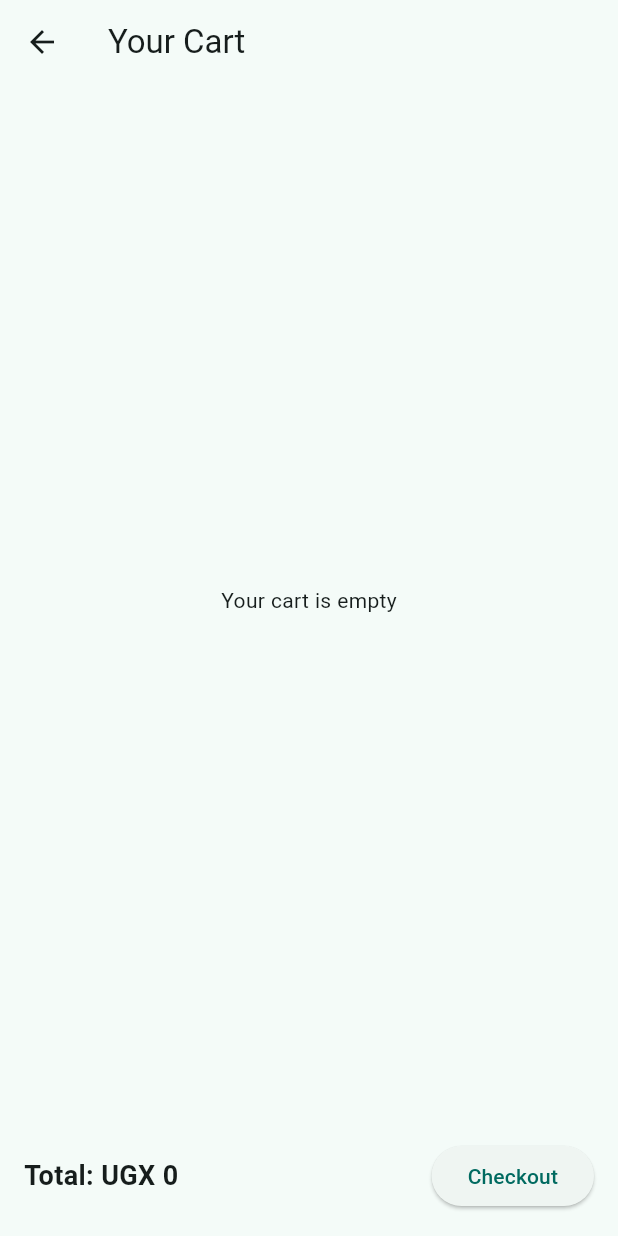
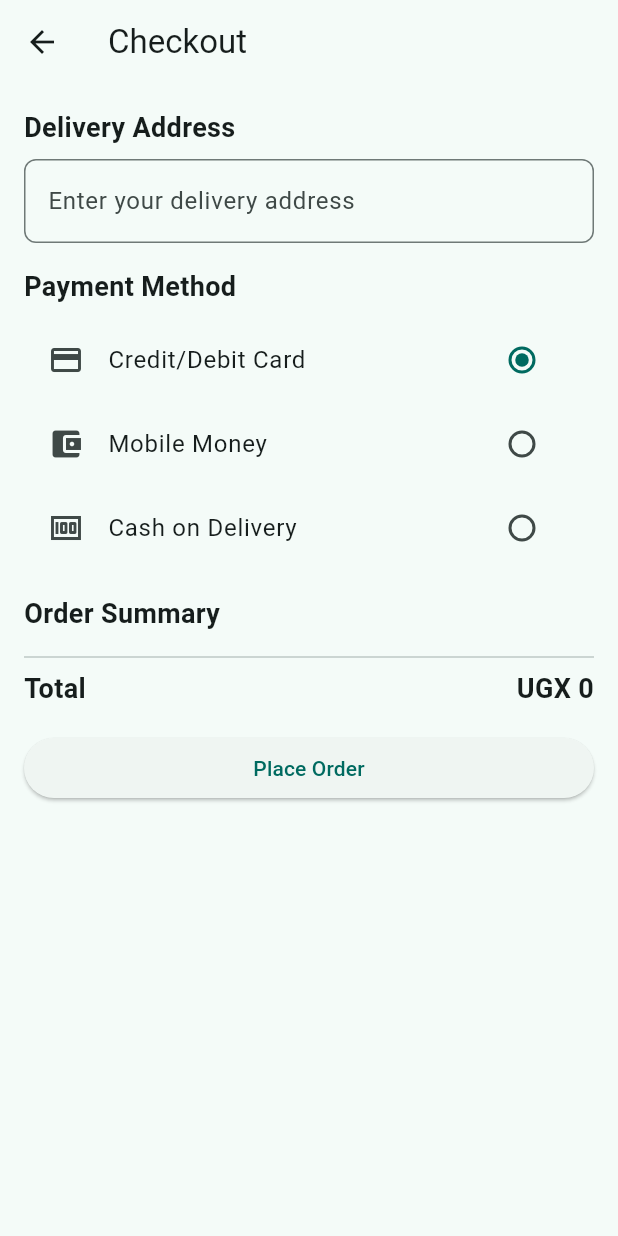
Before and after one commit to Elizybbethy/puree, a Flutter app: the ProductCartScreen screen opened directly, after a tap on "Checkout", on a phone screen of 412 x 824 dp. Run offline on Flutter 3.47's test engine with Material 3 defaults, Android fonts, the phone set to English and light mode, and no system bars; our stand-ins replace flutter_riverpod, shared_preferences; accounts and stored records are empty; network calls fail.

Commit message:
Products checkout page

```diff
--- a/lib/features/home/cart/product_cart_sreen.dart
+++ b/lib/features/home/cart/product_cart_sreen.dart
@@ -60,7 +60,11 @@ class ProductCartScreen extends ConsumerWidget {
                       style: const TextStyle(fontSize: 18, fontWeight: FontWeight.bold)),
                   ElevatedButton(
                     onPressed: () {
-                      // Implement checkout functionality here
+                      // Implement checkout functionality
+                      Navigator.push(
+                          context,
+                          MaterialPageRoute(builder: (context) => const CheckoutScreen()),
+                        );
                     },
                     child: const Text('Checkout'),
                   ),
--- a/lib/features/home/presentation/exports.dart
+++ b/lib/features/home/presentation/exports.dart
@@ -15,3 +15,4 @@ export 'screens/home_screen.dart';
 export 'widgets/cart_badge.dart';
 export 'dart:convert';
 export 'package:shared_preferences/shared_preferences.dart';
+export 'screens/checkout_screen.dart';
--- /dev/null
+++ b/lib/features/home/presentation/screens/checkout_screen.dart
@@ -0,0 +1,114 @@
+import '../exports.dart';
+
+class CheckoutScreen extends ConsumerWidget {
+  const CheckoutScreen({super.key});
+
+  @override
+  Widget build(BuildContext context, WidgetRef ref) {
+    final cartItems = ref.watch(cartProvider);
+    final totalPrice = ref.watch(cartProvider.notifier).totalPrice.toStringAsFixed(0);
+    return Scaffold(
+      appBar: AppBar(
+        title: const Text('Checkout'),
+      ),
+      body: ListView(
+        padding: const EdgeInsets.all(16.0),
+        children: [
+          //Address section
+          const Text(
+            'Delivery Address',
+            style: TextStyle(fontSize: 18, fontWeight: FontWeight.bold),
+          ),
+          const SizedBox(height: 8),
+
+          TextField(
+            decoration: InputDecoration(
+              hintText: 'Enter your delivery address',
+              border: OutlineInputBorder(
+                borderRadius: BorderRadius.circular(8.0),
+              ),
+            ),
+          ),
+          const SizedBox(height: 16),
+
+          //Payment method section
+          const Text(
+            'Payment Method',
+            style: TextStyle(fontSize: 18, fontWeight: FontWeight.bold),
+          ),
+          const SizedBox(height: 8),
+          Column(
+            children: [
+              ListTile(
+                leading: const Icon(Icons.credit_card),
+                title: const Text('Credit/Debit Card'),
+                trailing: Radio(
+                  value: 'card',
+                  groupValue: 'card',
+                  onChanged: (value) {},
+                ),
+              ),
+              ListTile(
+                leading: const Icon(Icons.account_balance_wallet),
+                title: const Text('Mobile Money'),
+                trailing: Radio(
+                  value: 'mobile_money',
+                  groupValue: 'card',
+                  onChanged: (value) {},
+                ),
+              ),
+              ListTile(
+                leading: const Icon(Icons.money),
+                title: const Text('Cash on Delivery'),
+                trailing: Radio(
+                  value: 'cash',
+                  groupValue: 'card',
+                  onChanged: (value) {},
+                ),
+              ),
+            ],
+          ),
+          const SizedBox(height: 16),
+
+          //Order summary section
+          const Text(
+            'Order Summary',
+            style: TextStyle(fontSize: 18, fontWeight: FontWeight.bold),
+          ),
+          const SizedBox(height: 8),
+          ...cartItems.map((item) => ListTile(
+                title: Text(item.product.name),
+                subtitle: Text('Quantity: ${item.quantity}'),
+                trailing: Text('UGX ${(item.product.price * item.quantity).toStringAsFixed(0)}'),
+              )),
+          const Divider(),
+          // Total price
+          Row(
+            mainAxisAlignment: MainAxisAlignment.spaceBetween,
+            children: [
+              const Text(
+                'Total',
+                style: TextStyle(fontSize: 18, fontWeight: FontWeight.bold),
+              ),
+              Text(
+                'UGX $totalPrice',
+                style: const TextStyle(fontSize: 18, fontWeight: FontWeight.bold),
+              ),
+
+            ],
+
+          ),
+          const SizedBox(height: 16),
+          ElevatedButton(
+            onPressed: () {
+              ScaffoldMessenger.of(context).showSnackBar(
+                const SnackBar(content: Text('Order placed successfully!')),
+              );
+            },
+            child: const Text('Place Order'),
+          ),
+        ]
+      ),
+    );
+  }
+}
```
